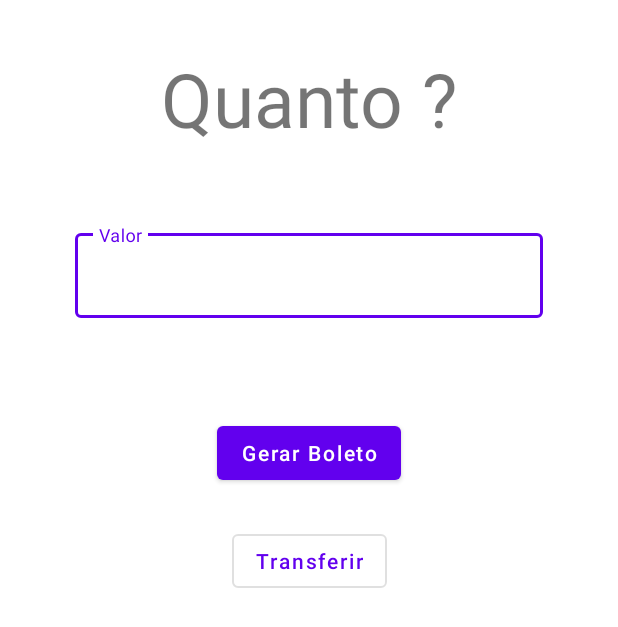
After one commit to Guslucas/donationApp, an Android app: the MoneyDonation screen opened directly, with no data from a screen before it, on a phone screen of 412 x 824 dp. The commit adds this screen. Shown: the top 627 px of the screen. Run offline under Robolectric (Android 15) with nearby library versions, the phone set to English and light mode, and no system bars.

Commit message:
Tela MoneyDonation criada

```diff
--- a/app/src/main/AndroidManifest.xml
+++ b/app/src/main/AndroidManifest.xml
@@ -9,10 +9,11 @@
         android:roundIcon="@mipmap/ic_launcher_round"
         android:supportsRtl="true"
         android:theme="@style/AppTheme.NoActionBar">
+        <activity android:name=".MoneyDonation"></activity>
         <activity
             android:name=".Campaigns"
             android:label="@string/title_activity_campaign"
-            android:theme="@style/AppTheme.NoActionBar.NoActionBar"></activity>
+            android:theme="@style/AppTheme.NoActionBar.NoActionBar" />
         <activity android:name=".MainActivity">
             <intent-filter>
                 <action android:name="android.intent.action.MAIN" />
--- /dev/null
+++ b/app/src/main/java/br/com/faj/project/donationapp/MoneyDonation.java
@@ -0,0 +1,14 @@
+package br.com.faj.project.donationapp;
+
+import androidx.appcompat.app.AppCompatActivity;
+
+import android.os.Bundle;
+
+public class MoneyDonation extends AppCompatActivity {
+
+    @Override
+    protected void onCreate(Bundle savedInstanceState) {
+        super.onCreate(savedInstanceState);
+        setContentView(R.layout.money_donation);
+    }
+}
--- /dev/null
+++ b/app/src/main/res/layout/money_donation.xml
@@ -0,0 +1,66 @@
+<?xml version="1.0" encoding="utf-8"?>
+<androidx.constraintlayout.widget.ConstraintLayout xmlns:android="http://schemas.android.com/apk/res/android"
+    xmlns:app="http://schemas.android.com/apk/res-auto"
+    xmlns:tools="http://schemas.android.com/tools"
+    android:layout_width="match_parent"
+    android:layout_height="match_parent"
+    tools:context=".MoneyDonation">
+
+    <TextView
+        android:id="@+id/textView4"
+        android:layout_width="wrap_content"
+        android:layout_height="wrap_content"
+        android:layout_marginTop="32dp"
+        android:text="@string/quanto"
+        android:textSize="50sp"
+        app:layout_constraintEnd_toEndOf="parent"
+        app:layout_constraintStart_toStartOf="parent"
+        app:layout_constraintTop_toTopOf="parent" />
+
+    <Button
+        android:id="@+id/buttonBoleto"
+        android:layout_width="wrap_content"
+        android:layout_height="wrap_content"
+        android:text="@string/gerar_boleto"
+        app:layout_constraintBottom_toBottomOf="parent"
+        app:layout_constraintEnd_toEndOf="parent"
+        app:layout_constraintStart_toStartOf="parent"
+        app:layout_constraintTop_toTopOf="parent"
+        app:layout_constraintVertical_bias="0.358"
+        app:textAllCaps="false" />
+
+    <Button
+        android:id="@+id/buttonTransferir"
+        style="@style/Widget.MaterialComponents.Button.OutlinedButton"
+        android:layout_width="wrap_content"
+        android:layout_height="wrap_content"
+        android:text="@string/transferir"
+        app:layout_constraintBottom_toBottomOf="parent"
+        app:layout_constraintEnd_toEndOf="parent"
+        app:layout_constraintStart_toStartOf="parent"
+        app:layout_constraintTop_toBottomOf="@+id/buttonBoleto"
+        app:layout_constraintVertical_bias="0.053"
+        app:textAllCaps="false" />
+
+    <com.google.android.material.textfield.TextInputLayout
+        android:id="@+id/valorInputLayout"
+        style="@style/Widget.MaterialComponents.TextInputLayout.OutlinedBox"
+        android:layout_width="0dp"
+        android:layout_height="wrap_content"
+        android:layout_marginStart="50dp"
+        android:layout_marginTop="150dp"
+        android:layout_marginEnd="50dp"
+        android:hint="@string/valor"
+        app:layout_constraintEnd_toEndOf="parent"
+        app:layout_constraintStart_toStartOf="parent"
+        app:layout_constraintTop_toTopOf="parent">
+
+        <com.google.android.material.textfield.TextInputEditText
+            android:id="@+id/valorEditText"
+            android:layout_width="match_parent"
+            android:layout_height="wrap_content">
+
+        </com.google.android.material.textfield.TextInputEditText>
+
+    </com.google.android.material.textfield.TextInputLayout>
+</androidx.constraintlayout.widget.ConstraintLayout>
--- a/app/src/main/res/values/strings.xml
+++ b/app/src/main/res/values/strings.xml
@@ -23,4 +23,8 @@
     <string name="cnpj">CNPJ</string>
     <string name="data_de_fundacao">Data de Fundação</string>
     <string name="juridica">Júridica</string>
+    <string name="quanto">Quanto ?</string>
+    <string name="gerar_boleto">Gerar Boleto</string>
+    <string name="transferir">Transferir</string>
+    <string name="valor">Valor</string>
 </resources>
```
